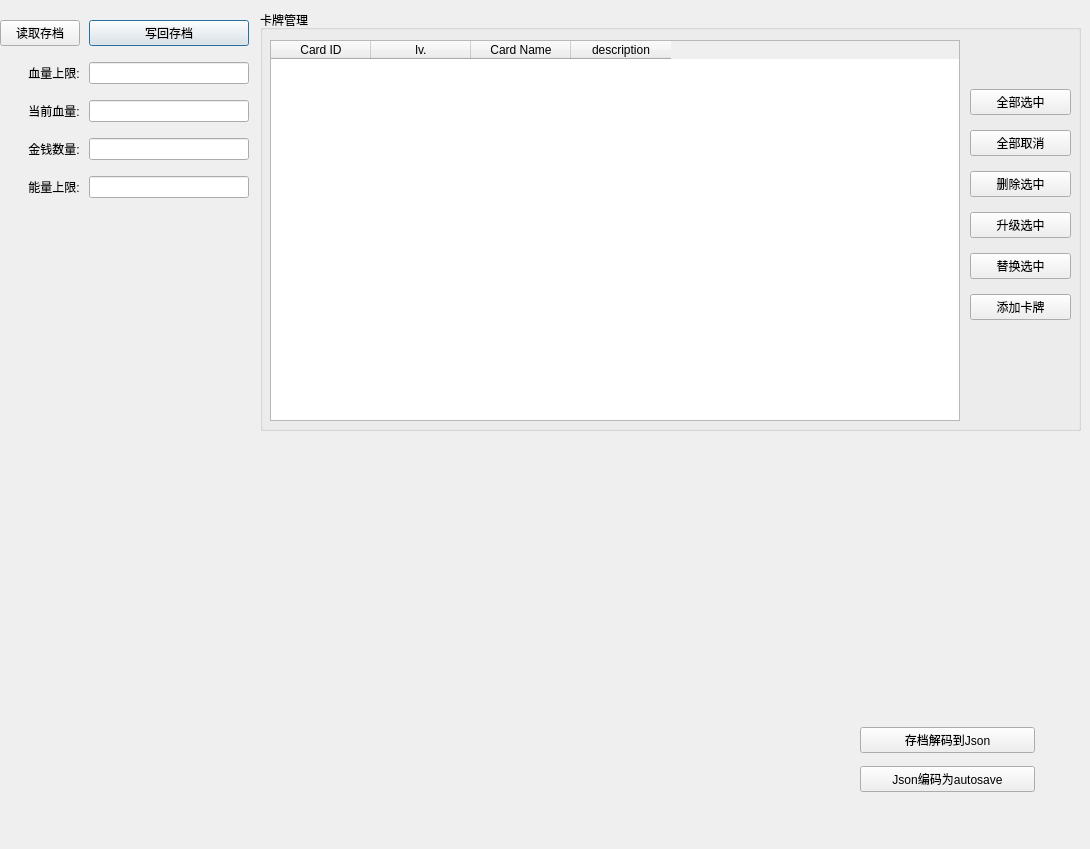
This is src/ui_MyWindow.ui in nyChers/GodSlayTheSpire as Qt 5 draws it before an edit. The edited form follows.
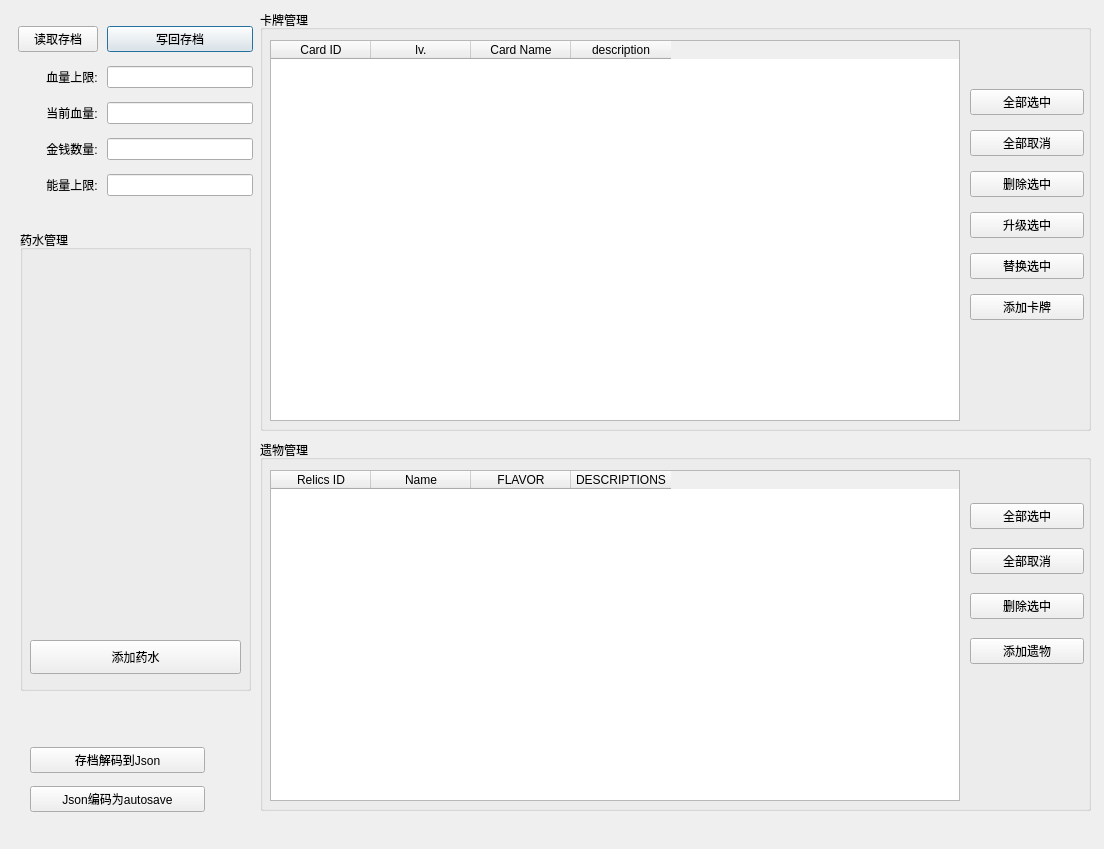
This is the edited form. Icons and pictures are not drawn.

Commit message:
display relics and potions
display relics and potions

Patch:
```diff
--- a/src/ui_MyWindow.ui
+++ b/src/ui_MyWindow.ui
@@ -6,7 +6,7 @@
    <rect>
     <x>0</x>
     <y>0</y>
-    <width>1090</width>
+    <width>1104</width>
     <height>849</height>
    </rect>
   </property>
@@ -35,10 +35,10 @@
   <widget class="QWidget" name="gridLayoutWidget">
    <property name="geometry">
     <rect>
-     <x>0</x>
-     <y>10</y>
-     <width>249</width>
-     <height>199</height>
+     <x>18</x>
+     <y>18</y>
+     <width>235</width>
+     <height>191</height>
     </rect>
    </property>
    <layout class="QGridLayout" name="gridLayout" columnstretch="0,0">
@@ -119,8 +119,8 @@
   <widget class="QWidget" name="gridLayoutWidget_2">
    <property name="geometry">
     <rect>
-     <x>860</x>
-     <y>720</y>
+     <x>30</x>
+     <y>740</y>
      <width>175</width>
      <height>80</height>
     </rect>
@@ -147,7 +147,7 @@
     <rect>
      <x>260</x>
      <y>10</y>
-     <width>821</width>
+     <width>831</width>
      <height>421</height>
     </rect>
    </property>
@@ -225,7 +225,7 @@
      <rect>
       <x>710</x>
       <y>70</y>
-      <width>101</width>
+      <width>114</width>
       <height>251</height>
      </rect>
     </property>
@@ -278,6 +278,201 @@
     </layout>
    </widget>
   </widget>
+  <widget class="QGroupBox" name="groupBox_2">
+   <property name="geometry">
+    <rect>
+     <x>20</x>
+     <y>230</y>
+     <width>231</width>
+     <height>461</height>
+    </rect>
+   </property>
+   <property name="title">
+    <string>药水管理</string>
+   </property>
+   <widget class="QWidget" name="verticalLayoutWidget">
+    <property name="geometry">
+     <rect>
+      <x>10</x>
+      <y>30</y>
+      <width>211</width>
+      <height>361</height>
+     </rect>
+    </property>
+    <layout class="QVBoxLayout" name="verticalLayout">
+     <item>
+      <widget class="QLabel" name="potions1">
+       <property name="text">
+        <string/>
+       </property>
+      </widget>
+     </item>
+     <item>
+      <widget class="QLabel" name="potions2">
+       <property name="text">
+        <string/>
+       </property>
+      </widget>
+     </item>
+     <item>
+      <widget class="QLabel" name="potions3">
+       <property name="text">
+        <string/>
+       </property>
+      </widget>
+     </item>
+     <item>
+      <widget class="QLabel" name="potions4">
+       <property name="text">
+        <string/>
+       </property>
+      </widget>
+     </item>
+     <item>
+      <widget class="QLabel" name="potions5">
+       <property name="text">
+        <string/>
+       </property>
+      </widget>
+     </item>
+    </layout>
+   </widget>
+   <widget class="QPushButton" name="add_potion">
+    <property name="geometry">
+     <rect>
+      <x>10</x>
+      <y>410</y>
+      <width>211</width>
+      <height>34</height>
+     </rect>
+    </property>
+    <property name="text">
+     <string>添加药水</string>
+    </property>
+   </widget>
+  </widget>
+  <widget class="QGroupBox" name="groupBox_3">
+   <property name="geometry">
+    <rect>
+     <x>260</x>
+     <y>440</y>
+     <width>831</width>
+     <height>371</height>
+    </rect>
+   </property>
+   <property name="title">
+    <string>遗物管理</string>
+   </property>
+   <widget class="QTableWidget" name="curr_relics_list">
+    <property name="geometry">
+     <rect>
+      <x>10</x>
+      <y>30</y>
+      <width>690</width>
+      <height>331</height>
+     </rect>
+    </property>
+    <property name="autoFillBackground">
+     <bool>true</bool>
+    </property>
+    <property name="horizontalScrollBarPolicy">
+     <enum>Qt::ScrollBarAsNeeded</enum>
+    </property>
+    <property name="alternatingRowColors">
+     <bool>true</bool>
+    </property>
+    <property name="selectionMode">
+     <enum>QAbstractItemView::MultiSelection</enum>
+    </property>
+    <property name="selectionBehavior">
+     <enum>QAbstractItemView::SelectRows</enum>
+    </property>
+    <property name="horizontalScrollMode">
+     <enum>QAbstractItemView::ScrollPerPixel</enum>
+    </property>
+    <property name="rowCount">
+     <number>0</number>
+    </property>
+    <property name="columnCount">
+     <number>4</number>
+    </property>
+    <column>
+     <property name="text">
+      <string>Relics ID</string>
+     </property>
+     <property name="textAlignment">
+      <set>AlignCenter</set>
+     </property>
+    </column>
+    <column>
+     <property name="text">
+      <string>Name</string>
+     </property>
+     <property name="textAlignment">
+      <set>AlignCenter</set>
+     </property>
+    </column>
+    <column>
+     <property name="text">
+      <string>FLAVOR</string>
+     </property>
+     <property name="textAlignment">
+      <set>AlignCenter</set>
+     </property>
+    </column>
+    <column>
+     <property name="text">
+      <string>DESCRIPTIONS</string>
+     </property>
+     <property name="textAlignment">
+      <set>AlignCenter</set>
+     </property>
+    </column>
+   </widget>
+   <widget class="QWidget" name="gridLayoutWidget_4">
+    <property name="geometry">
+     <rect>
+      <x>710</x>
+      <y>50</y>
+      <width>114</width>
+      <height>191</height>
+     </rect>
+    </property>
+    <layout class="QGridLayout" name="gridLayout_4">
+     <property name="topMargin">
+      <number>0</number>
+     </property>
+     <item row="4" column="0">
+      <widget class="QPushButton" name="relics_add">
+       <property name="text">
+        <string>添加遗物</string>
+       </property>
+      </widget>
+     </item>
+     <item row="0" column="0">
+      <widget class="QPushButton" name="relics_selectall">
+       <property name="text">
+        <string>全部选中</string>
+       </property>
+      </widget>
+     </item>
+     <item row="1" column="0">
+      <widget class="QPushButton" name="relics_cancelall">
+       <property name="text">
+        <string>全部取消</string>
+       </property>
+      </widget>
+     </item>
+     <item row="2" column="0">
+      <widget class="QPushButton" name="relics_delete">
+       <property name="text">
+        <string>删除选中</string>
+       </property>
+      </widget>
+     </item>
+    </layout>
+   </widget>
+  </widget>
  </widget>
  <tabstops>
   <tabstop>openfile</tabstop>
```
Left out of the diff: 2 changed lines with no effect on the pictures. The commit also changes 4 other files.
